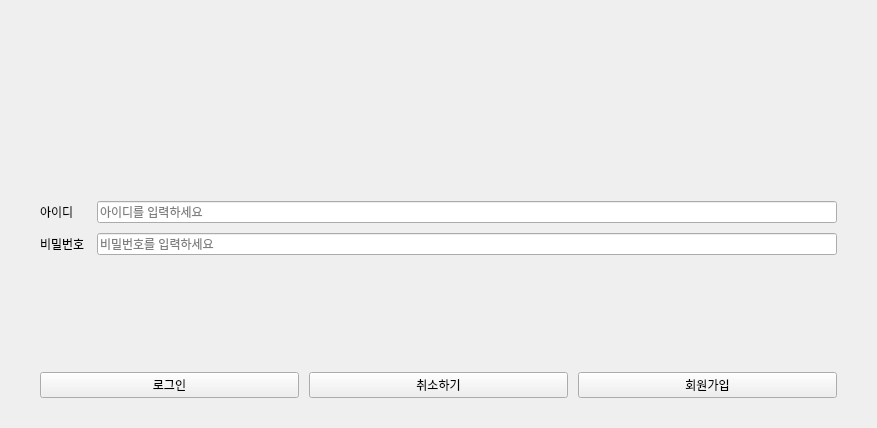
namgilwoo999/2026-VEDA-Team4, file CustomerManagementSystem/loginwidget.ui: the form before one commit.
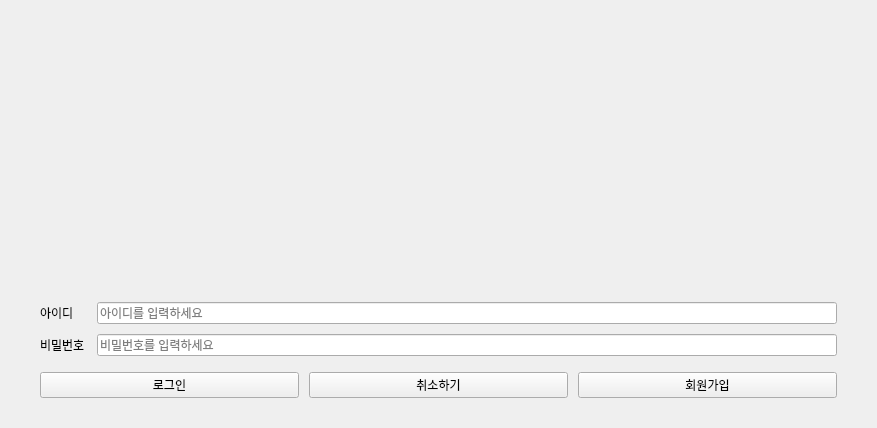
The form after the commit. Icons and pictures are not drawn.

Diff of the .ui file:
```diff
--- a/CustomerManagementSystem/loginwidget.ui
+++ b/CustomerManagementSystem/loginwidget.ui
@@ -56,28 +56,28 @@
      <property name="verticalSpacing">
       <number>10</number>
      </property>
-     <item row="0" column="0">
+     <item row="1" column="0">
       <widget class="QLabel" name="idLabel">
        <property name="text">
         <string>아이디</string>
        </property>
       </widget>
      </item>
-     <item row="0" column="1">
+     <item row="1" column="1">
       <widget class="QLineEdit" name="idLineEdit">
        <property name="placeholderText">
         <string>아이디를 입력하세요</string>
        </property>
       </widget>
      </item>
-     <item row="1" column="0">
+     <item row="2" column="0">
       <widget class="QLabel" name="passwordLabel">
        <property name="text">
         <string>비밀번호</string>
        </property>
       </widget>
      </item>
-     <item row="1" column="1">
+     <item row="2" column="1">
       <widget class="QLineEdit" name="passwordLineEdit">
        <property name="echoMode">
         <enum>QLineEdit::EchoMode::Password</enum>
@@ -87,6 +87,19 @@
        </property>
       </widget>
      </item>
+     <item row="0" column="1">
+      <spacer name="verticalSpacer">
+       <property name="orientation">
+        <enum>Qt::Orientation::Vertical</enum>
+       </property>
+       <property name="sizeHint" stdset="0">
+        <size>
+         <width>20</width>
+         <height>40</height>
+        </size>
+       </property>
+      </spacer>
+     </item>
     </layout>
    </item>
    <item>
```
Left out of the diff: 5 changed lines with no effect on the pictures.
